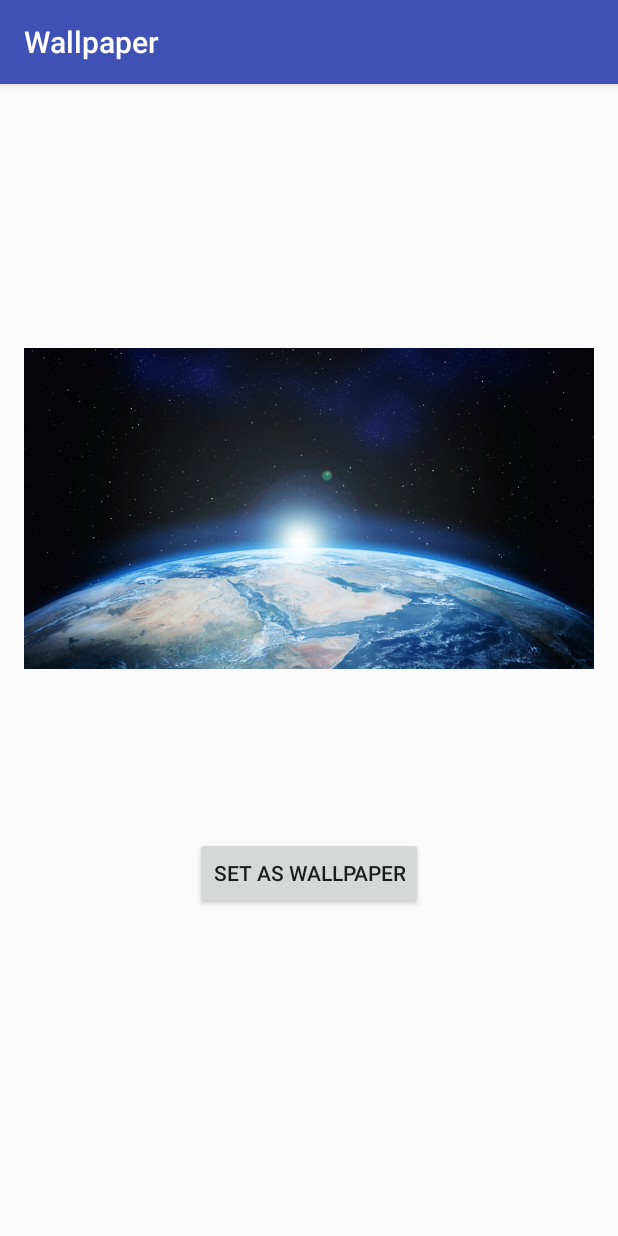
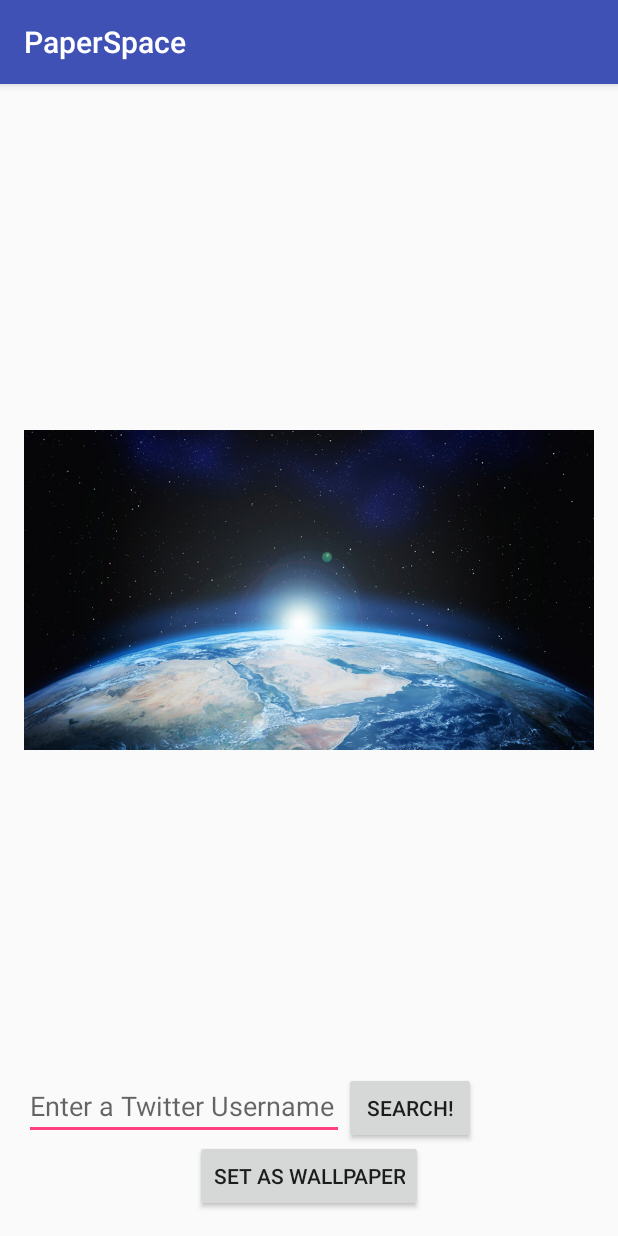
Before and after one commit to KaranC1/Twitter_Wallpaper, an Android app: the screen it shows after launch (MainActivity), on a phone screen of 412 x 824 dp. Run offline under Robolectric (Android 15) with nearby library versions, the phone set to English and light mode, and no system bars; our stand-ins replace Picasso; libraries missing offline, so code that uses them is left out: com.twitter.sdk, io.fabric.sdk, twitter4j.auth, twitter4j.conf.

```diff
--- a/app/src/main/AndroidManifest.xml
+++ b/app/src/main/AndroidManifest.xml
@@ -7,8 +7,8 @@
     <uses-permission android:name="android.permission.SET_WALLPAPER_HINTS"/>
     <application
         android:allowBackup="true"
-        android:icon="@mipmap/ic_launcher"
-        android:label="@string/app_name"
+        android:icon="@drawable/space"
+        android:label="PaperSpace"
         android:supportsRtl="true"
         android:theme="@style/AppTheme" >
         <activity android:name=".MainActivity" >
--- a/app/src/main/java/com/example/karan/wallpaper/MainActivity.java
+++ b/app/src/main/java/com/example/karan/wallpaper/MainActivity.java
@@ -4,19 +4,25 @@ import android.app.WallpaperManager;
 import android.content.BroadcastReceiver;
 import android.content.Context;
 import android.content.Intent;
+import android.content.res.Resources;
 import android.graphics.Bitmap;
 import android.graphics.BitmapFactory;
+import android.graphics.Canvas;
 import android.graphics.Matrix;
+import android.graphics.Point;
 import android.graphics.Rect;
+import android.graphics.RectF;
 import android.graphics.drawable.BitmapDrawable;
 import android.graphics.drawable.Drawable;
 import android.os.Handler;
 import android.os.StrictMode;
+import android.support.v4.content.ContextCompat;
 import android.support.v7.app.AlertDialog;
 import android.support.v7.app.AppCompatActivity;
 import android.os.Bundle;
 import android.util.DisplayMetrics;
 import android.util.Log;
+import android.view.Display;
 import android.view.ViewGroup;
 
 import twitter4j.HttpClient;
@@ -41,14 +47,19 @@ import android.os.AsyncTask;
 import android.os.Bundle;
 import android.util.Log;
 import android.view.View;
+import android.view.WindowManager;
+import android.view.inputmethod.InputMethodManager;
 import android.webkit.WebView;
 import android.webkit.WebViewClient;
 import android.widget.Button;
+import android.widget.EditText;
 import android.widget.ImageView;
+import android.widget.RelativeLayout;
 import android.widget.TextView;
 import android.widget.Toast;
 
 import com.squareup.picasso.Picasso;
+import com.squareup.picasso.Target;
 import com.twitter.sdk.android.core.TwitterAuthConfig;
 import io.fabric.sdk.android.Fabric;
 import com.twitter.sdk.android.core.*;
@@ -59,11 +70,13 @@ import twitter4j.TwitterFactory;
 import java.io.BufferedReader;
 import java.io.ByteArrayInputStream;
 import java.io.Console;
+import java.io.File;
 import java.io.IOException;
 import java.io.InputStream;
 import java.io.InputStreamReader;
 import java.net.HttpURLConnection;
 import java.net.MalformedURLException;
+import java.net.URI;
 import java.net.URL;
 import java.util.List;
 
@@ -78,7 +91,10 @@ public class MainActivity extends AppCompatActivity {
     private static final String TWITTER_CONSUMER_KEY = "nfwunbymv27sogLQHkjAbx5k3";
     private static final String TWITTER_CONSUMER_SECRET = "jlw3XMNRqcprxYFxaZW4bKaE8blmelPFBPY2TFuImvDRGCaciC";
     ImageView txt;
-    final private  Configuration twitConf = new ConfigurationBuilder()
+    public String name;
+    public Intent mServiceIntent;
+    public String usernameperson;
+    final private Configuration twitConf = new ConfigurationBuilder()
             .setOAuthConsumerKey(TWITTER_CONSUMER_KEY)
             .setOAuthConsumerSecret(TWITTER_CONSUMER_SECRET)
             .setOAuthAccessToken("2928799379-ELDcLocHYVj9NwqK5VpG0Yr2QrX4vZK9A0mt3Zn")
@@ -90,37 +106,65 @@ public class MainActivity extends AppCompatActivity {
         super.onCreate(savedInstanceState);
         setContentView(R.layout.activity_main);
 
-        Button button = (Button) findViewById(R.id.button);
 
         StrictMode.ThreadPolicy policy = new StrictMode.ThreadPolicy.Builder()
                 .permitAll().build();
         StrictMode.setThreadPolicy(policy);
 
         txt = (ImageView) findViewById(R.id.imageView);
+        Button search = (Button) findViewById(R.id.search);
+        search.setOnClickListener(new View.OnClickListener() {
+            @Override
+            public void onClick(View v) {
+                InputMethodManager inputManager = (InputMethodManager)
+                        getSystemService(Context.INPUT_METHOD_SERVICE);
 
-        getImage();
-        Intent mServiceIntent = new Intent();
-        mServiceIntent = new Intent(MainActivity.this, SimpleIntentService.class);
-        MainActivity.this.startService(mServiceIntent);
-        button.setOnClickListener(new View.OnClickListener() {
+                inputManager.hideSoftInputFromWindow(getCurrentFocus().getWindowToken(),
+                        InputMethodManager.HIDE_NOT_ALWAYS);
+                getImage();
+            }
+        });
+        Button setwallpaper = (Button) findViewById(R.id.button);
+        setwallpaper.setOnClickListener(new View.OnClickListener() {
             @Override
             public void onClick(View v) {
                 setImage();
+                name = getName();
+
             }
         });
+
+
+
     }
 
     @Override
-    protected void onPause(){
-super.onPause();
-}
+    protected void onPause() {
+        super.onPause();
+        mServiceIntent = new Intent();
+       mServiceIntent = new Intent(MainActivity.this, SimpleIntentService.class);
+        mServiceIntent.putExtra("username",name);
+        System.out.println("************"+name);
+       startService(mServiceIntent);
+    }
+
+    public String getName() {
+
+        int k = 0;
+        EditText profname = (EditText) findViewById(R.id.username);
+        String s = profname.getText().toString();
+        return s;
+    }
+
 
     public void getImage() {
         int k = 0;
+        EditText profname = (EditText) findViewById(R.id.username);
+        String s = profname.getText().toString();
         final Twitter twitter = new TwitterFactory(twitConf).getInstance();
         final Paging paging = new Paging(1, 5);
         try {
-            List<Status> status = twitter.getUserTimeline("StationCDRKelly", paging);
+            List<Status> status = twitter.getUserTimeline(s, paging);
             for (Status status1 : status) {
 
                 MediaEntity[] media = status1.getMediaEntities();
@@ -128,14 +172,16 @@ super.onPause();
                     if (k < 1) {
                         System.out.println(m.getMediaURL());
                         Picasso.with(MainActivity.this).load(m.getMediaURLHttps()).into(txt);
-                        txt.setScaleType(ImageView.ScaleType.FIT_XY);
+                        RelativeLayout.LayoutParams layoutParams =
+                                (RelativeLayout.LayoutParams) txt.getLayoutParams();
+                        layoutParams.addRule(RelativeLayout.CENTER_IN_PARENT, RelativeLayout.TRUE);
+                        txt.setLayoutParams(layoutParams);
+
                     }
                     k++;
                 }
             }
-        }
-
-        catch (Exception e) {
+        } catch (Exception e) {
             e.printStackTrace();
         }
     }
@@ -143,40 +189,59 @@ super.onPause();
     public void setImage() {
         try {
             int k = 0;
+            EditText profname = (EditText)findViewById(R.id.username);
+           String s = profname.getText().toString();
+
+            txt = (ImageView) findViewById(R.id.imageView);
             final  Twitter twitter = new TwitterFactory(twitConf).getInstance();
             final  Paging paging = new Paging(1, 5);
-
-            List<Status> status = twitter.getUserTimeline("StationCDRKelly", paging);
+            List<Status> status = twitter.getUserTimeline(s, paging);
             for (Status status1 : status) {
                 MediaEntity[] media = status1.getMediaEntities();
                 for (MediaEntity m : media) {
                     if (k < 1) {
-                        WallpaperManager myWallpaperManager = WallpaperManager.getInstance(getApplicationContext());
                         URL file = new URL(m.getMediaURLHttps());
-
-                        DisplayMetrics metrics = new DisplayMetrics();
-                        getWindowManager().getDefaultDisplay().getMetrics(metrics);
-                        int height = metrics.heightPixels;
-                        int width = metrics.widthPixels;
-                        //BitmapFactory.Options options = new BitmapFactory.Options();
-                        // options.inScaled = true;
-                        BitmapFactory.Options options = new BitmapFactory.Options();
-                        options.inJustDecodeBounds = true;
-
-                        Bitmap bitmap = BitmapFactory.decodeStream(file.openConnection().getInputStream());
-                        Bitmap resize = Bitmap.createScaledBitmap(bitmap, width,height, true);
-                   //     myWallpaperManager.suggestDesiredDimensions(width, height);
-                        myWallpaperManager.setBitmap(resize);
-                        Toast.makeText(MainActivity.this, "Updated Wallpaper",Toast.LENGTH_SHORT).show();
+                        applyWallpaperfromFile(file);
                     }
                     k++;
                 }
             }
-
         } catch (Exception e) {
             e.printStackTrace();
         }
     }
 
+    private void applyWallpaperfromFile(final URL file) throws IOException {
+
+        Bitmap wallpaperImage = BitmapFactory.decodeStream(file.openConnection().getInputStream());
+        WallpaperManager wallpaperManager = WallpaperManager.getInstance(this);
+
+        try {
+                if((wallpaperManager.getDesiredMinimumWidth()>0)&&(wallpaperManager.getDesiredMinimumHeight()>0))
+                {
+
+                    Bitmap blank = BitmapHelper.createNewBitmap(wallpaperManager.getDesiredMinimumWidth(), wallpaperManager.getDesiredMinimumHeight());
+                    Bitmap overlay = BitmapHelper.overlayIntoCentre(blank, wallpaperImage);
+                    wallpaperManager.setBitmap(overlay);
+                }
+                else
+                {
+                    wallpaperManager.setBitmap(wallpaperImage);
+                }
+            } catch (IOException e) {
+
+                e.printStackTrace();
+            }
+            this.runOnUiThread(new Runnable() {
+
+                @Override
+                public void run() {
+                    Toast.makeText(MainActivity.this, "Wallpaper Updated!", Toast.LENGTH_SHORT).show();
+                }
+            });
+
+
+    }
+
 
 }
--- a/app/src/main/res/layout/activity_main.xml
+++ b/app/src/main/res/layout/activity_main.xml
@@ -1,8 +1,8 @@
 <?xml version="1.0" encoding="utf-8"?>
 
 <RelativeLayout xmlns:android="http://schemas.android.com/apk/res/android"
-    xmlns:tools="http://schemas.android.com/tools" android:layout_width="match_parent"
-    android:layout_height="match_parent" android:paddingLeft="@dimen/activity_horizontal_margin"
+    xmlns:tools="http://schemas.android.com/tools" android:layout_width="fill_parent"
+    android:layout_height="fill_parent" android:paddingLeft="@dimen/activity_horizontal_margin"
     android:paddingRight="@dimen/activity_horizontal_margin"
     android:paddingTop="@dimen/activity_vertical_margin"
     android:paddingBottom="@dimen/activity_vertical_margin" tools:context=".MainActivity">
@@ -13,16 +13,35 @@
         android:layout_height="wrap_content"
         android:id="@+id/imageView"
         android:src="@drawable/space"
-
-        android:layout_alignParentTop="true"
-        android:layout_alignParentStart="true" />
+        android:adjustViewBounds="true"
+        android:layout_above="@+id/username"
+        android:layout_alignParentStart="true"
+        android:layout_alignParentTop="true" />
 
     <Button
         android:layout_width="wrap_content"
         android:layout_height="wrap_content"
         android:text="Set as Wallpaper"
         android:id="@+id/button"
-        android:layout_alignBottom="@+id/imageView"
+        android:layout_alignParentBottom="true"
         android:layout_centerHorizontal="true" />
 
+    <EditText
+        android:layout_width="wrap_content"
+        android:layout_height="wrap_content"
+        android:inputType="textPersonName"
+        android:ems="10"
+        android:id="@+id/username"
+        android:hint="Enter a Twitter Username"
+        android:layout_above="@+id/button"
+        android:layout_alignParentStart="true" />
+
+    <Button
+        android:layout_width="wrap_content"
+        android:layout_height="wrap_content"
+        android:text="Search!"
+        android:id="@+id/search"
+        android:layout_below="@+id/imageView"
+        android:layout_toEndOf="@+id/username" />
+
 </RelativeLayout>
```
Also changed, not shown: app/src/main/java/com/example/karan/wallpaper/BitmapHelper.java (added, +33 -0 lines), app/src/main/java/com/example/karan/wallpaper/SimpleIntentService.java (+55 -36 lines), app/src/main/res/drawable/blue.png (deleted), 2 other files.
